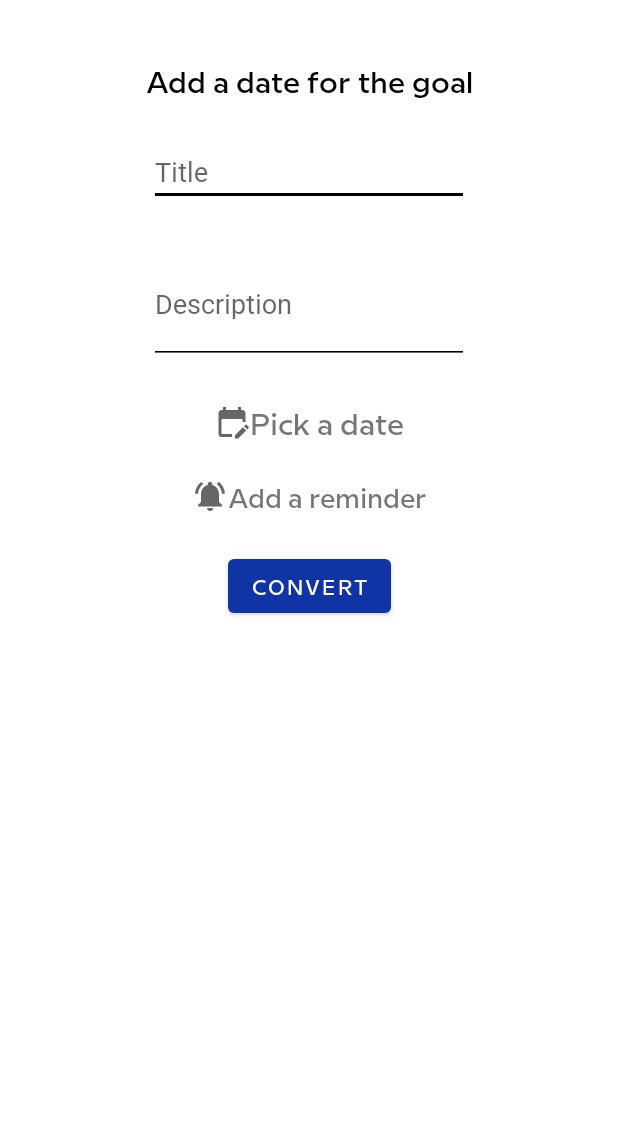
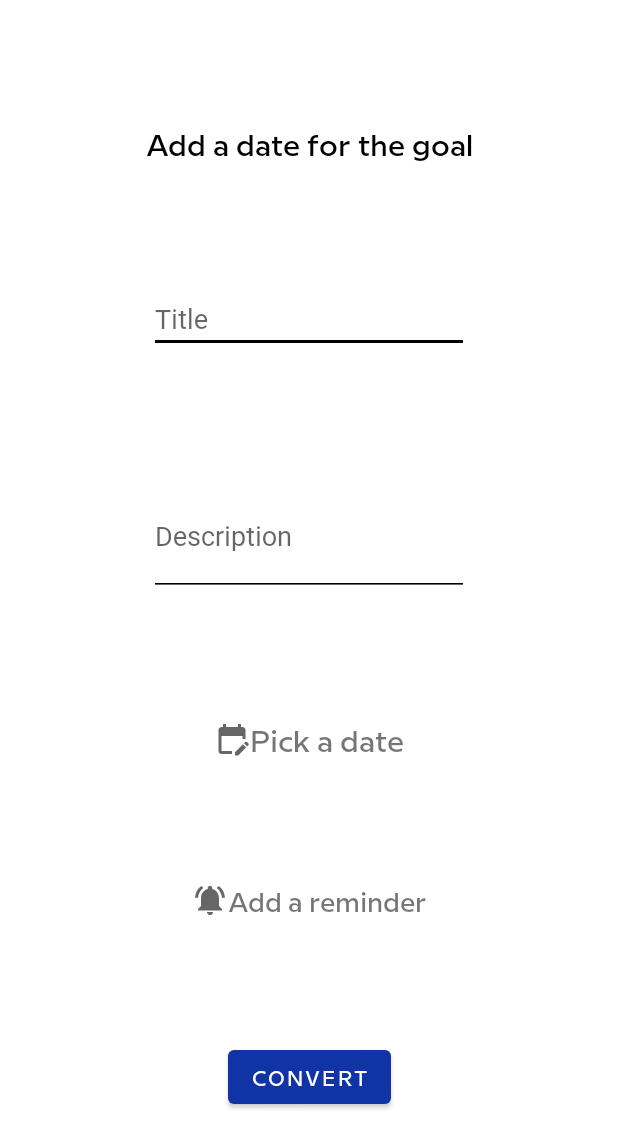
Before and after one commit to MateoLescano/ADHDaily, an Android app: the layout fragment_tarea_a_objetivo.xml on its own in the app's theme, with its tools: preview values and no code run, on a phone screen of 412 x 824 dp. Shown: the top 1148 px of the screen. Run offline under Robolectric (Android 15) with nearby library versions, the phone set to English and light mode, and no system bars.

Commit message:
commit 19/6

```diff
--- a/app/src/main/res/layout/fragment_tarea_a_objetivo.xml
+++ b/app/src/main/res/layout/fragment_tarea_a_objetivo.xml
@@ -14,13 +14,13 @@
             android:id="@+id/tvTareaLimite"
             android:layout_width="wrap_content"
             android:layout_height="wrap_content"
-            android:layout_marginTop="40dp"
-            android:layout_marginBottom="25dp"
+            android:fontFamily="@font/milmedium"
             android:text="@string/agregarFechaConvertir"
-            android:fontFamily="@font/milmedium"
             android:textColor="@color/black"
             android:textSize="20sp"
+            app:layout_constraintBottom_toTopOf="@+id/etNombreConvertir"
             app:layout_constraintEnd_toEndOf="parent"
+            app:layout_constraintHorizontal_bias="0.5"
             app:layout_constraintStart_toStartOf="parent"
             app:layout_constraintTop_toTopOf="parent" />
 
@@ -28,13 +28,14 @@
             android:id="@+id/etNombreConvertir"
             android:layout_width="wrap_content"
             android:layout_height="wrap_content"
-            android:layout_margin="25dp"
             android:backgroundTint="@color/black"
             android:ems="10"
+            android:fontFamily="@font/millight"
             android:hint="@string/nombre_tarea"
             android:inputType="text"
-            android:fontFamily="@font/millight"
+            app:layout_constraintBottom_toTopOf="@+id/etDescripcionConvertir"
             app:layout_constraintEnd_toEndOf="parent"
+            app:layout_constraintHorizontal_bias="0.5"
             app:layout_constraintStart_toStartOf="parent"
             app:layout_constraintTop_toBottomOf="@+id/tvTareaLimite" />
 
@@ -42,13 +43,14 @@
             android:id="@+id/etDescripcionConvertir"
             android:layout_width="wrap_content"
             android:layout_height="80dp"
-            android:layout_margin="25dp"
             android:backgroundTint="@color/black"
+            android:ems="10"
+            android:fontFamily="@font/millight"
+            android:hint="@string/descripciontarea"
             android:inputType="text"
-            android:ems="10"
-            android:hint="@string/descripciontarea"
-            android:fontFamily="@font/millight"
+            app:layout_constraintBottom_toTopOf="@+id/etFechaConvertir"
             app:layout_constraintEnd_toEndOf="parent"
+            app:layout_constraintHorizontal_bias="0.5"
             app:layout_constraintStart_toStartOf="parent"
             app:layout_constraintTop_toBottomOf="@+id/etNombreConvertir" />
 
@@ -57,13 +59,14 @@
             android:id="@+id/etFechaConvertir"
             android:layout_width="wrap_content"
             android:layout_height="wrap_content"
-            android:layout_margin="25dp"
             android:backgroundTint="@color/black"
             android:fontFamily="@font/milmedium"
             android:text="@string/elegir_la_fecha"
             android:textSize="20sp"
             app:drawableLeftCompat="@drawable/ic_baseline_edit_calendar_24"
+            app:layout_constraintBottom_toTopOf="@+id/tvAgregarAlarmaConvertir"
             app:layout_constraintEnd_toEndOf="parent"
+            app:layout_constraintHorizontal_bias="0.5"
             app:layout_constraintStart_toStartOf="parent"
             app:layout_constraintTop_toBottomOf="@+id/etDescripcionConvertir" />
 
@@ -72,16 +75,16 @@
             android:id="@+id/tvAgregarAlarmaConvertir"
             android:layout_width="wrap_content"
             android:layout_height="wrap_content"
-            android:layout_margin="25dp"
             android:backgroundTint="@color/black"
+            android:fontFamily="@font/milmedium"
             android:text="@string/agregar_un_recordatorio"
             android:textSize="18sp"
-            android:fontFamily="@font/milmedium"
             app:layout_constraintBottom_toTopOf="@+id/btnConvertir"
             app:layout_constraintEnd_toEndOf="parent"
+            app:layout_constraintHorizontal_bias="0.5"
             app:layout_constraintStart_toStartOf="parent"
             app:layout_constraintTop_toBottomOf="@+id/etFechaConvertir"
-            android:drawableLeft="@drawable/ic_baseline_add_alarm_24"/>
+            app:drawableLeftCompat="@drawable/ic_baseline_add_alarm_24" />
 
         <Button
             android:id="@+id/btnConvertir"
@@ -89,18 +92,12 @@
             android:layout_height="wrap_content"
             android:fontFamily="@font/milmedium"
             android:text="@string/convertir"
-            app:layout_constraintVertical_bias="0.4"
-            app:layout_constraintBottom_toTopOf="@+id/guideline2"
+            app:layout_constraintBottom_toBottomOf="parent"
             app:layout_constraintEnd_toEndOf="parent"
+            app:layout_constraintHorizontal_bias="0.5"
             app:layout_constraintStart_toStartOf="parent"
-            app:layout_constraintTop_toBottomOf="@+id/etDescripcionConvertir" />
-
-        <androidx.constraintlayout.widget.Guideline
-            android:id="@+id/guideline2"
-            android:layout_width="wrap_content"
-            android:layout_height="wrap_content"
-            android:orientation="horizontal"
-            app:layout_constraintGuide_begin="600dp" />
+            app:layout_constraintTop_toBottomOf="@+id/tvAgregarAlarmaConvertir"
+            app:layout_constraintVertical_bias="0.4" />
 
 
     </androidx.constraintlayout.widget.ConstraintLayout>
```
